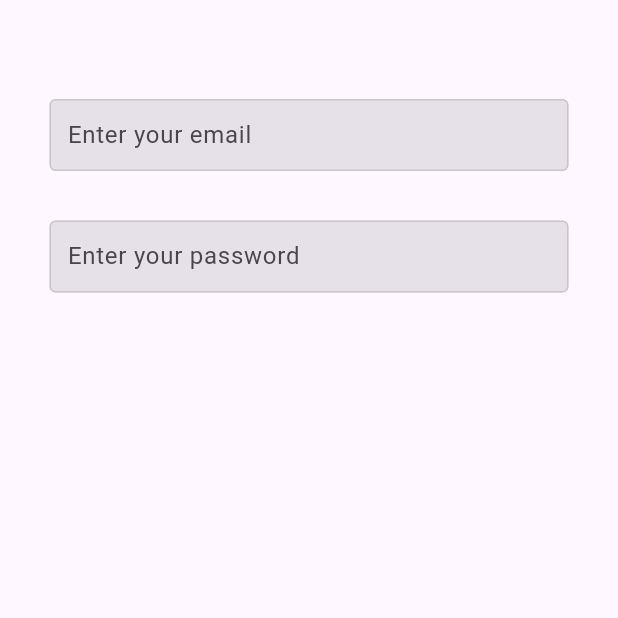
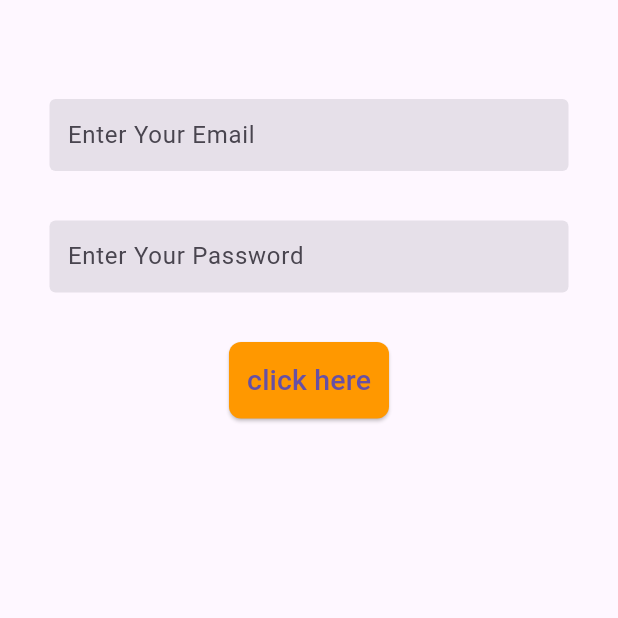
Before and after one commit to Diaf-Abderrahmane/flower_app, a Flutter app: the screen it shows after launch, on a phone screen of 412 x 824 dp, the top half of it. Run offline on Flutter 3.47's test engine with Material 3 defaults, Android fonts, the phone set to English and light mode, and no system bars.

Commit message:
Reusable Widgets using constants and copywith() method.

```diff
--- a/lib/pages/login.dart
+++ b/lib/pages/login.dart
@@ -1,5 +1,6 @@
 // ignore_for_file: prefer_const_constructors, prefer_const_literals_to_create_immutables
 
+import 'package:flower_app/shared%20widgets/constants.dart';
 import 'package:flower_app/shared%20widgets/custom_textfield.dart';
 import 'package:flutter/material.dart';
 
@@ -17,18 +18,43 @@ class Login extends StatelessWidget {
               SizedBox(
                 height: 33,
               ),
-              MyTextField(
-                textInputType: TextInputType.emailAddress,
-                isPassword: false,
-                hintText: "Enter your email",
+              // MyTextField(
+              //   textInputType: TextInputType.emailAddress,
+              //   isPassword: false,
+              //   hintText: "Enter your email",
+              // ),
+              TextField(
+                keyboardType: TextInputType.emailAddress,
+                // for password obscure
+                obscureText: false,
+                decoration:
+                    decorationTextField.copyWith(hintText: "Enter Your Email"),
               ),
               SizedBox(
                 height: 33,
               ),
-              MyTextField(
-                textInputType: TextInputType.text,
-                isPassword: true,
-                hintText: "Enter your password",
+              TextField(
+                keyboardType: TextInputType.text,
+                // for password obscure
+                obscureText: true,
+                decoration: decorationTextField.copyWith(
+                    hintText: "Enter Your Password"),
+              ),
+              SizedBox(
+                height: 33,
+              ),
+              ElevatedButton(
+                onPressed: () {},
+                style: ButtonStyle(
+                  backgroundColor: MaterialStateProperty.all(Colors.orange),
+                  padding: MaterialStateProperty.all(EdgeInsets.all(12)),
+                  shape: MaterialStateProperty.all(RoundedRectangleBorder(
+                      borderRadius: BorderRadius.circular(8))),
+                ),
+                child: Text(
+                  "click here",
+                  style: TextStyle(fontSize: 19),
+                ),
               ),
             ],
           ),
--- /dev/null
+++ b/lib/shared widgets/constants.dart
@@ -0,0 +1,14 @@
+import 'package:flutter/material.dart';
+
+const decorationTextField = InputDecoration(
+  //to delete borders ( bottom border )
+  enabledBorder: OutlineInputBorder(borderSide: BorderSide.none),
+  // on click border color
+  focusedBorder: OutlineInputBorder(
+      borderSide: BorderSide(
+    color: Colors.grey,
+  )),
+  // fill with grey default color
+  filled: true,
+  contentPadding: const EdgeInsets.all(8),
+);
```
